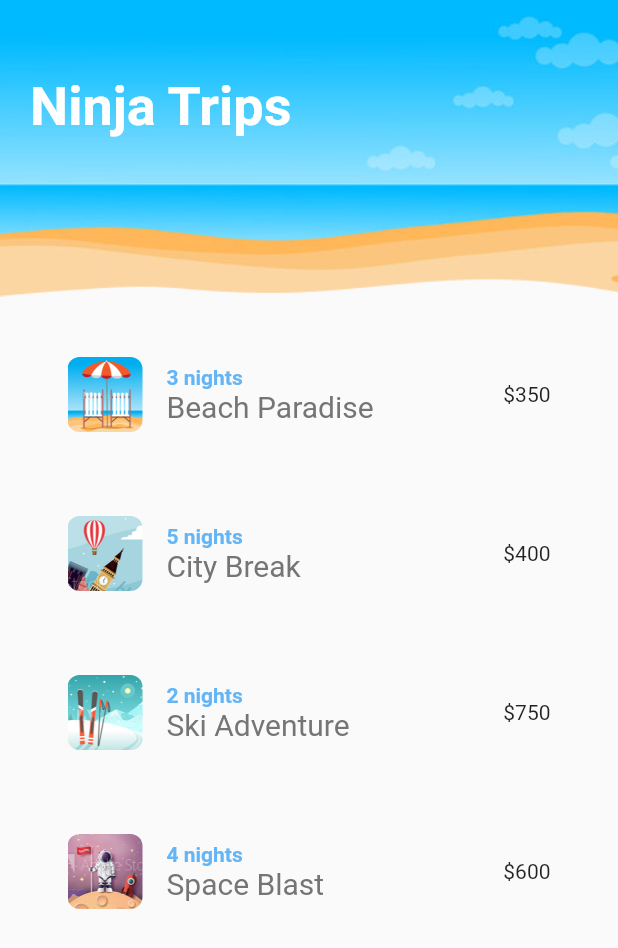
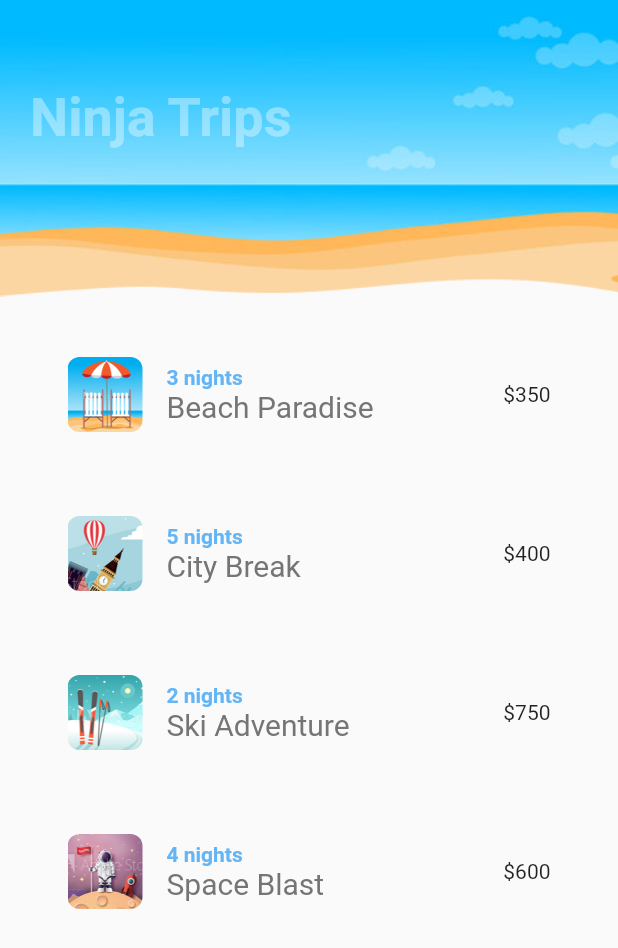
Before and after one commit to vishwam7/Ninja-Tips-Flutter_Animation-, a Flutter app: the Home screen opened directly, on a phone screen of 412 x 824 dp. Shown: the top 948 px of the screen. Run offline on Flutter 3.47's test engine with Material 2 defaults, Android fonts, the phone set to English and light mode, and no system bars; missing offline and left inert: lipsum.

```diff
--- a/lib/main.dart
+++ b/lib/main.dart
@@ -12,7 +12,7 @@ class MyApp extends StatelessWidget {
   Widget build(BuildContext context) {
     return MaterialApp(
       title: 'Ninja Trips',
-      home: sandBox(),
+      home: Home(),
     );
   }
 }
--- a/lib/shared/screenTitle.dart
+++ b/lib/shared/screenTitle.dart
@@ -7,9 +7,21 @@ class ScreenTitle extends StatelessWidget {
 
   @override
   Widget build(BuildContext context) {
-    return Text(
-      text,
-      style: TextStyle(fontSize: 36, color: Colors.white, fontWeight: FontWeight.bold),
+    return TweenAnimationBuilder(
+      child: Text(
+        text,
+        style: TextStyle(fontSize: 36, color: Colors.white, fontWeight: FontWeight.bold),
+      ),
+      tween: Tween<double>(begin: 0, end: 1),
+      duration: Duration(milliseconds: 5000),
+      builder: (BuildContext context, double _val, Widget child) {
+        return Opacity(
+            opacity: _val,
+            child: Padding(
+              padding: EdgeInsets.only(top: _val * 20),
+              child: child,
+            ));
+      },
     );
   }
 }
```
